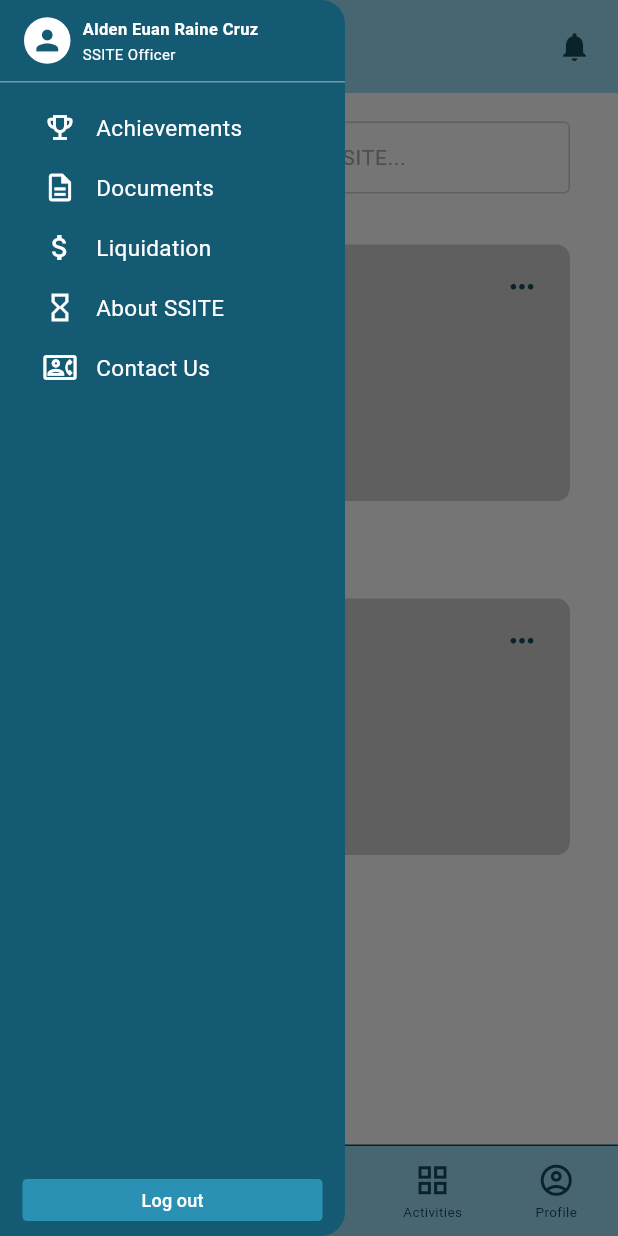
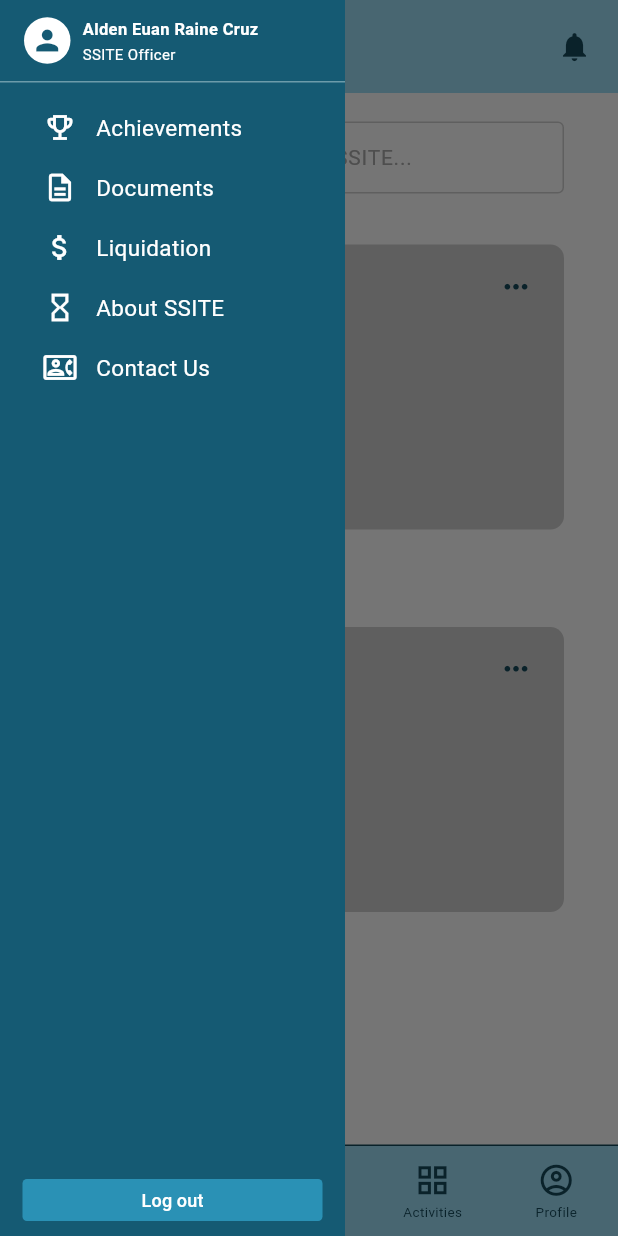
Before and after one commit to euancz/ssite_app, a Flutter app: the screen it shows after launch, with the side drawer open, on a phone screen of 412 x 824 dp. Run offline on Flutter 3.47's test engine with Material 3 defaults, Android fonts, the light colour scheme and no system bars.

Commit message:
fixed sidebar and adjusted content box size

```diff
--- a/lib/screens/activities/activities_screen.dart
+++ b/lib/screens/activities/activities_screen.dart
@@ -9,8 +9,8 @@ class ActivitiesScreen extends StatelessWidget {
     return SingleChildScrollView(
       child: Padding(
         padding: const EdgeInsets.only(
-          left: 32,
-          right: 32,
+          left: 36,
+          right: 36,
           top: 19,
           bottom: 30,
         ),
@@ -66,7 +66,7 @@ class ActivitiesScreen extends StatelessWidget {
       children: [
         Container(
           width: double.infinity,
-          height: 171,
+          height: 190,
           decoration: BoxDecoration(
             color: const Color(0xFFD0D0D0),
             borderRadius: BorderRadius.circular(9),
--- a/lib/screens/articles/articles_screen.dart
+++ b/lib/screens/articles/articles_screen.dart
@@ -9,8 +9,8 @@ class ArticlesScreen extends StatelessWidget {
     return SingleChildScrollView(
       child: Padding(
         padding: const EdgeInsets.only(
-          left: 32,
-          right: 32,
+          left: 36,
+          right: 36,
           top: 19,
           bottom: 30,
         ),
@@ -66,7 +66,7 @@ class ArticlesScreen extends StatelessWidget {
       children: [
         Container(
           width: double.infinity,
-          height: 171,
+          height: 190,
           decoration: BoxDecoration(
             color: const Color(0xFFD0D0D0),
             borderRadius: BorderRadius.circular(9),
--- a/lib/screens/home/home_screen.dart
+++ b/lib/screens/home/home_screen.dart
@@ -9,8 +9,8 @@ class HomeScreen extends StatelessWidget {
     return SingleChildScrollView(
       child: Padding(
         padding: const EdgeInsets.only(
-          left: 32,
-          right: 32,
+          left: 36,
+          right: 36,
           top: 19,
           bottom: 30,
         ),
@@ -51,7 +51,7 @@ class HomeScreen extends StatelessWidget {
         // POST IMAGE
         Container(
           width: double.infinity,
-          height: 171,
+          height: 190,
           decoration: BoxDecoration(
             color: const Color(0xFFD0D0D0),
             borderRadius: BorderRadius.circular(9),
--- a/lib/widgets/sidebar.dart
+++ b/lib/widgets/sidebar.dart
@@ -7,6 +7,7 @@ class Sidebar extends StatelessWidget {
   Widget build(BuildContext context) {
     return Drawer(
       width: 230,
+      shape: const RoundedRectangleBorder(borderRadius: BorderRadius.zero),
       backgroundColor: const Color(0xFF155A73),
       child: SafeArea(
         child: Column(
```
